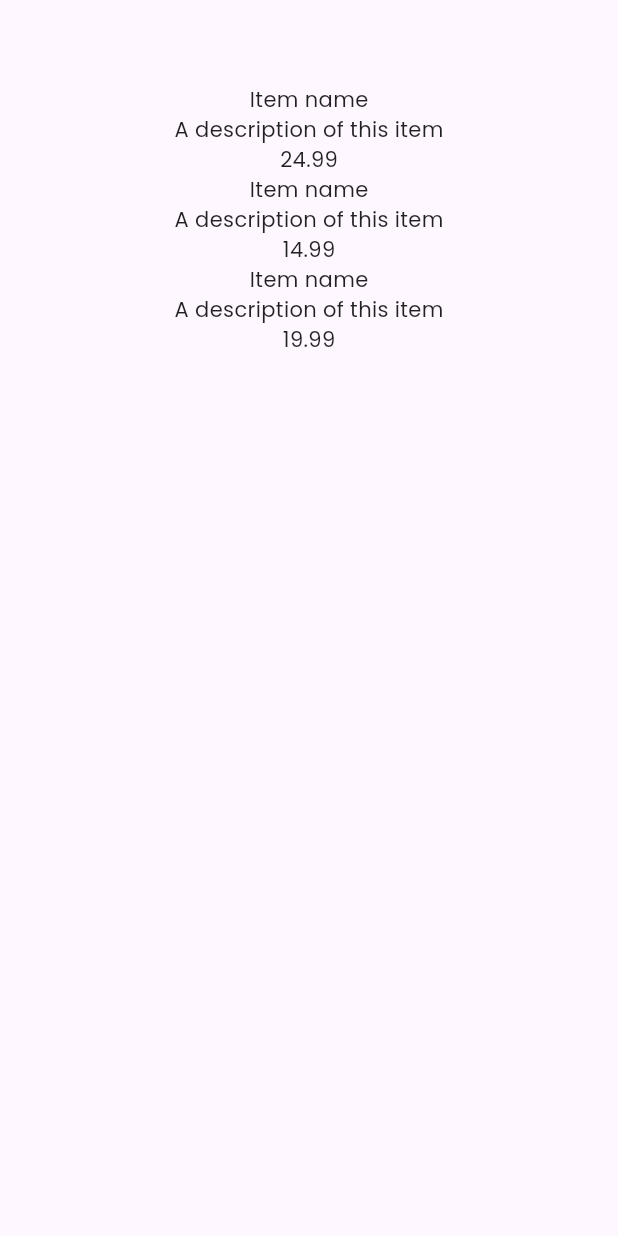
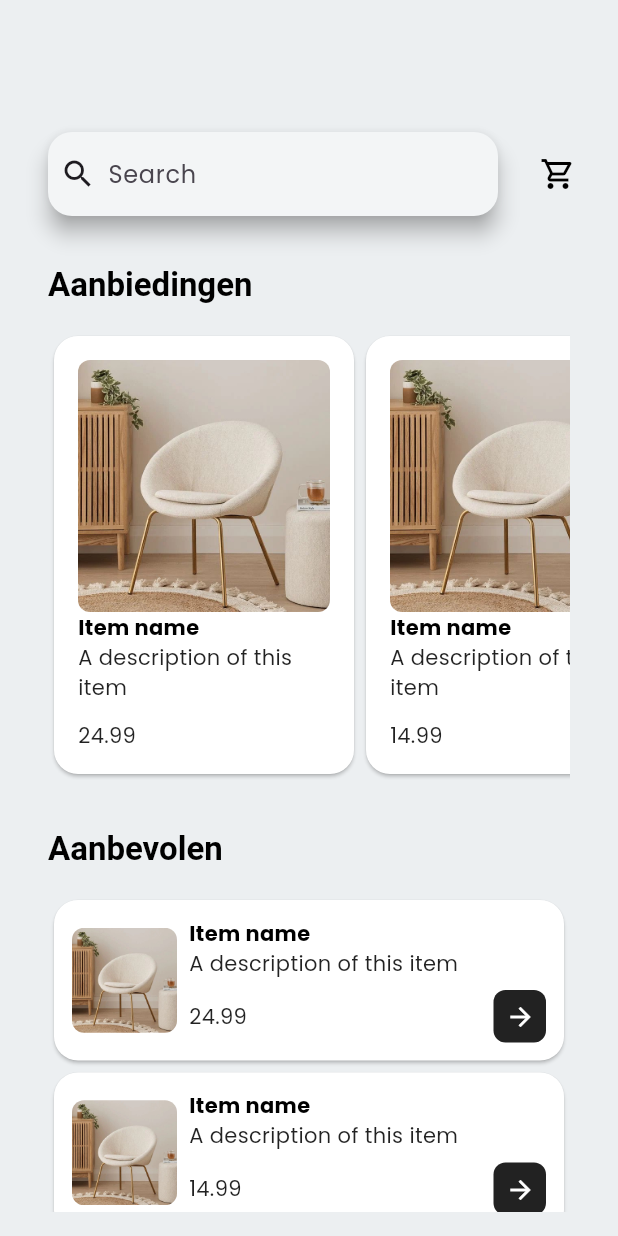
Before and after one commit to Derk-B/ShopApp, a Flutter app: the screen it shows after launch, on a phone screen of 412 x 824 dp. Run offline on Flutter 3.47's test engine with Material 2 defaults, Android fonts, the phone set to English and light mode, and no system bars; our stand-ins replace bloc, equatable, flutter_bloc, google_fonts.

Commit message:
Shop home screen done

```diff
--- a/shop_app/lib/main.dart
+++ b/shop_app/lib/main.dart
@@ -17,7 +17,21 @@ class MyApp extends StatelessWidget {
       theme: ThemeData(
         colorScheme: ColorScheme.fromSeed(seedColor: Colors.deepPurple),
         useMaterial3: true,
-        textTheme: GoogleFonts.poppinsTextTheme(),
+        iconButtonTheme: IconButtonThemeData(
+            style: const ButtonStyle().copyWith(
+                shape: MaterialStatePropertyAll(RoundedRectangleBorder(
+                    borderRadius: BorderRadius.circular(8.0))),
+                iconColor: const MaterialStatePropertyAll(Colors.white),
+                backgroundColor:
+                    const MaterialStatePropertyAll(Colors.black87))),
+        textTheme: GoogleFonts.poppinsTextTheme().copyWith(
+            titleLarge: const TextStyle(
+                color: Colors.black, fontWeight: FontWeight.bold)),
+        scaffoldBackgroundColor: Colors.blueGrey[50],
+        appBarTheme: AppBarTheme(
+            backgroundColor: Colors.blueGrey[50],
+            surfaceTintColor: Colors.transparent,
+            foregroundColor: Colors.transparent),
       ),
       home: const ShopHomeScreen(),
     );
--- a/shop_app/lib/src/features/shop/data/datasources/fake_shop_items.dart
+++ b/shop_app/lib/src/features/shop/data/datasources/fake_shop_items.dart
@@ -16,7 +16,8 @@ class FakeShopItemsDatasource {
       const ShopItemDTO(
           id: "3",
           title: "Item name",
-          description: "A description of this item",
+          description:
+              "A description of this itemA description of this itemA description of this itemA description of this item",
           price: 19.99),
     ]);
   }
--- a/shop_app/lib/src/features/shop/data/repositories/fake_shop_item_repository.dart
+++ b/shop_app/lib/src/features/shop/data/repositories/fake_shop_item_repository.dart
@@ -7,7 +7,6 @@ import 'package:shop_app/src/features/shop/domain/repositories/shop_item_reposit
 class FakeShopItemRepository extends ShopItemRepository {
   @override
   Future<List<ShopItemEntity>> getShopItems() async {
-    await Future<void>.delayed(const Duration(seconds: 3));
     List<ShopItemDTO> dtos = FakeShopItemsDatasource().getShopItems();
     ShopItemDTOConverter converter = ShopItemDTOConverter();
     return dtos.map((e) => converter.convert(e)).toList();
--- a/shop_app/lib/src/features/shop/presentation/view/shop_home_screen.dart
+++ b/shop_app/lib/src/features/shop/presentation/view/shop_home_screen.dart
@@ -1,8 +1,11 @@
 import 'package:flutter/material.dart';
 import 'package:flutter_bloc/flutter_bloc.dart';
 import 'package:shop_app/src/features/shop/presentation/blocs/shop_home_screen/shop_home_screen_bloc.dart';
-import 'package:shop_app/src/features/shop/presentation/view/widgets/shop_items_list.dart';
-import 'package:shop_app/src/shared/domain/pages/error_screen.dart';
+import 'package:shop_app/src/features/shop/presentation/view/widgets/shop_deals/shop_deals_widget.dart';
+import 'package:shop_app/src/features/shop/presentation/view/widgets/shop_recommended/shop_recommended_widget.dart';
+import 'package:shop_app/src/shared/presentation/pages/error_screen.dart';
+import 'package:shop_app/src/shared/presentation/pages/loading_screen.dart';
+import 'package:shop_app/src/shared/presentation/components/sa_searchbar.dart';
 
 class ShopHomeScreen extends StatefulWidget {
   const ShopHomeScreen({super.key});
@@ -25,19 +28,62 @@ class _ShopHomeScreenState extends State<ShopHomeScreen> {
         ],
         child: BlocBuilder<ShopHomeScreenBloc, ShopHomeScreenState>(
           builder: (context, state) {
-            if (state is ShopHomeScreenLoading) {
-              return const Center(
-                  child: CircularProgressIndicator(color: Colors.grey));
+            if (state is ShopHomeScreenLoading) return const LoadingScreen();
+
+            if (state is ShopHomeScreenLoaded) {
+              return ShopHomeScreenWidget(state: state);
             }
 
-            if (state is ShopHomeScreenLoaded) {
-              return ShopItemsList(items: state.shopItems);
-            } else {
-              return const ErrorScreen();
-            }
+            return const ErrorScreen();
           },
         ),
       ),
     );
   }
 }
+
+class ShopHomeScreenWidget extends StatelessWidget {
+  final ShopHomeScreenLoaded state;
+  const ShopHomeScreenWidget({super.key, required this.state});
+
+  @override
+  Widget build(BuildContext context) {
+    return Padding(
+      padding: const EdgeInsets.all(16.0),
+      child: Column(
+        children: [
+          Row(
+            children: [
+              const Flexible(
+                child: Padding(
+                  padding: EdgeInsets.all(16.0),
+                  child: SASeachbar(
+                    hint: "Search",
+                  ),
+                ),
+              ),
+              IconButton(
+                onPressed: () {},
+                icon: const Icon(Icons.shopping_cart_outlined),
+                style: const ButtonStyle(
+                    iconColor: MaterialStatePropertyAll(Colors.black),
+                    backgroundColor:
+                        MaterialStatePropertyAll(Colors.transparent)),
+              )
+            ],
+          ),
+          Expanded(
+            child: SingleChildScrollView(
+              child: Column(
+                children: [
+                  ShopDealsWidget(items: state.shopItems),
+                  ShopRecommendedWidget(items: state.shopItems),
+                ],
+              ),
+            ),
+          ),
+        ],
+      ),
+    );
+  }
+}
--- /dev/null
+++ b/shop_app/lib/src/features/shop/presentation/view/widgets/shop_deals/shop_deals_card.dart
@@ -0,0 +1,43 @@
+import 'package:flutter/material.dart';
+import 'package:shop_app/src/features/shop/domain/entities/shop_item_entity.dart';
+
+class ShopDealsCard extends StatelessWidget {
+  final ShopItemEntity item;
+
+  const ShopDealsCard({super.key, required this.item});
+
+  @override
+  Widget build(BuildContext context) {
+    return Card(
+      color: Colors.white,
+      shape: const RoundedRectangleBorder(
+          borderRadius: BorderRadius.all(Radius.circular(16.0))),
+      child: SizedBox(
+        width: 200,
+        child: Padding(
+          padding: const EdgeInsets.all(16.0),
+          child: Column(
+            crossAxisAlignment: CrossAxisAlignment.start,
+            children: [
+              ClipRRect(
+                  borderRadius: BorderRadius.circular(8.0),
+                  child: Image.asset("lib/assets/chair.jpg")),
+              Text(
+                item.title,
+                style: const TextStyle(
+                    color: Colors.black, fontWeight: FontWeight.bold),
+              ),
+              Expanded(
+                  child: Text(
+                item.description,
+                maxLines: 2,
+                style: const TextStyle(overflow: TextOverflow.ellipsis),
+              )),
+              Text(item.price.toString()),
+            ],
+          ),
+        ),
+      ),
+    );
+  }
+}
--- /dev/null
+++ b/shop_app/lib/src/features/shop/presentation/view/widgets/shop_deals/shop_deals_list.dart
@@ -0,0 +1,24 @@
+import 'package:flutter/material.dart';
+import 'package:shop_app/src/features/shop/domain/entities/shop_item_entity.dart';
+import 'package:shop_app/src/features/shop/presentation/view/widgets/shop_deals/shop_deals_card.dart';
+
+class ShopDealsList extends StatelessWidget {
+  final List<ShopItemEntity> items;
+  const ShopDealsList({super.key, required this.items});
+
+  @override
+  Widget build(BuildContext context) {
+    return SizedBox(
+      height: 300,
+      child: ListView.builder(
+        physics: const BouncingScrollPhysics(),
+        scrollDirection: Axis.horizontal,
+        shrinkWrap: true,
+        itemCount: items.length,
+        itemBuilder: (context, index) {
+          return ShopDealsCard(item: items.elementAt(index));
+        },
+      ),
+    );
+  }
+}
--- /dev/null
+++ b/shop_app/lib/src/features/shop/presentation/view/widgets/shop_deals/shop_deals_widget.dart
@@ -0,0 +1,26 @@
+import 'package:flutter/material.dart';
+import 'package:shop_app/src/features/shop/domain/entities/shop_item_entity.dart';
+import 'package:shop_app/src/features/shop/presentation/view/widgets/shop_deals/shop_deals_list.dart';
+
+class ShopDealsWidget extends StatelessWidget {
+  final List<ShopItemEntity> items;
+  const ShopDealsWidget({super.key, required this.items});
+
+  @override
+  Widget build(BuildContext context) {
+    return Padding(
+      padding: const EdgeInsets.all(16.0),
+      child: Column(
+        crossAxisAlignment: CrossAxisAlignment.start,
+        children: [
+          Text(
+            "Aanbiedingen",
+            style: Theme.of(context).textTheme.titleLarge,
+          ),
+          const SizedBox(height: 16.0),
+          ShopDealsList(items: items),
+        ],
+      ),
+    );
+  }
+}
--- a/shop_app/lib/src/features/shop/presentation/view/widgets/shop_items_list.dart
+++ /dev/null
@@ -1,22 +0,0 @@
-import 'package:flutter/material.dart';
-import 'package:shop_app/src/features/shop/domain/entities/shop_item_entity.dart';
-
-class ShopItemsList extends StatelessWidget {
-  final List<ShopItemEntity> items;
-  const ShopItemsList({super.key, required this.items});
-
-  @override
-  Widget build(BuildContext context) {
-    return ListView.builder(
-        itemCount: items.length,
-        itemBuilder: (context, index) {
-          return Column(
-            children: [
-              Text(items.elementAt(index).title),
-              Text(items.elementAt(index).description),
-              Text(items.elementAt(index).price.toString()),
-            ],
-          );
-        });
-  }
-}
--- /dev/null
+++ b/shop_app/lib/src/features/shop/presentation/view/widgets/shop_recommended/shop_recommended_card.dart
@@ -0,0 +1,65 @@
+import 'package:flutter/material.dart';
+import 'package:shop_app/src/features/shop/domain/entities/shop_item_entity.dart';
+
+class ShopRecommendedCard extends StatelessWidget {
+  final ShopItemEntity item;
+
+  const ShopRecommendedCard({super.key, required this.item});
+
+  @override
+  Widget build(BuildContext context) {
+    return Card(
+      color: Colors.white,
+      shape: const RoundedRectangleBorder(
+          borderRadius: BorderRadius.all(Radius.circular(16.0))),
+      child: Padding(
+        padding: const EdgeInsets.all(12.0),
+        child: Row(
+          children: [
+            SizedBox(
+              height: 70,
+              child: ClipRRect(
+                  borderRadius: BorderRadius.circular(8.0),
+                  child: Image.asset("lib/assets/chair.jpg")),
+            ),
+            const SizedBox(width: 8.0),
+            Expanded(
+              child: Column(
+                crossAxisAlignment: CrossAxisAlignment.start,
+                children: [
+                  Text(
+                    item.title,
+                    overflow: TextOverflow.ellipsis,
+                    style: const TextStyle(
+                        color: Colors.black, fontWeight: FontWeight.bold),
+                  ),
+                  Text(
+                    item.description,
+                    overflow: TextOverflow.ellipsis,
+                  ),
+                  const SizedBox(height: 8.0),
+                  Row(
+                    children: [
+                      Expanded(child: Text(item.price.toString())),
+                      SizedBox(
+                        height: 35,
+                        width: 35,
+                        child: IconButton.filled(
+                          onPressed: () {},
+                          icon: const Icon(
+                            Icons.arrow_forward,
+                            size: 20,
+                          ),
+                        ),
+                      ),
+                    ],
+                  ),
+                ],
+              ),
+            ),
+          ],
+        ),
+      ),
+    );
+  }
+}
--- /dev/null
+++ b/shop_app/lib/src/features/shop/presentation/view/widgets/shop_recommended/shop_recommended_list.dart
@@ -0,0 +1,21 @@
+import 'package:flutter/material.dart';
+import 'package:shop_app/src/features/shop/domain/entities/shop_item_entity.dart';
+import 'package:shop_app/src/features/shop/presentation/view/widgets/shop_recommended/shop_recommended_card.dart';
+
+class ShopRecommendedList extends StatelessWidget {
+  final List<ShopItemEntity> items;
+
+  const ShopRecommendedList({super.key, required this.items});
+
+  @override
+  Widget build(BuildContext context) {
+    return ListView.builder(
+      physics: const NeverScrollableScrollPhysics(),
+      shrinkWrap: true,
+      itemCount: items.length,
+      itemBuilder: (context, index) {
+        return ShopRecommendedCard(item: items.elementAt(index));
+      },
+    );
+  }
+}
--- /dev/null
+++ b/shop_app/lib/src/features/shop/presentation/view/widgets/shop_recommended/shop_recommended_widget.dart
@@ -0,0 +1,29 @@
+import 'package:flutter/material.dart';
+import 'package:shop_app/src/features/shop/domain/entities/shop_item_entity.dart';
+import 'package:shop_app/src/features/shop/presentation/view/widgets/shop_recommended/shop_recommended_list.dart';
+
+class ShopRecommendedWidget extends StatelessWidget {
+  final List<ShopItemEntity> items;
+
+  const ShopRecommendedWidget({super.key, required this.items});
+
+  @override
+  Widget build(BuildContext context) {
+    return Padding(
+      padding: const EdgeInsets.all(16.0),
+      child: Column(
+        crossAxisAlignment: CrossAxisAlignment.start,
+        children: [
+          Text(
+            "Aanbevolen",
+            style: Theme.of(context).textTheme.titleLarge,
+          ),
+          const SizedBox(height: 16.0),
+          ShopRecommendedList(items: items),
+          ShopRecommendedList(items: items),
+          ShopRecommendedList(items: items),
+        ],
+      ),
+    );
+  }
+}
--- /dev/null
+++ b/shop_app/lib/src/shared/presentation/components/sa_searchbar.dart
@@ -0,0 +1,20 @@
+import 'package:flutter/material.dart';
+
+class SASeachbar extends StatelessWidget {
+  final String? hint;
+  const SASeachbar({super.key, this.hint});
+
+  @override
+  Widget build(BuildContext context) {
+    return SearchBar(
+      leading: const Icon(Icons.search),
+      hintText: hint,
+      surfaceTintColor: MaterialStateProperty.all(Colors.blueGrey[300]),
+      overlayColor: MaterialStateProperty.all(Colors.white),
+      backgroundColor: MaterialStateProperty.all(Colors.white),
+      shadowColor: const MaterialStatePropertyAll(Colors.grey),
+      shape: MaterialStateProperty.all(
+          RoundedRectangleBorder(borderRadius: BorderRadius.circular(16.0))),
+    );
+  }
+}
--- a/shop_app/lib/src/shared/domain/pages/error_screen.dart
+++ b/shop_app/lib/src/shared/presentation/pages/error_screen.dart
@@ -13,8 +13,10 @@ class ErrorScreen extends StatelessWidget {
           children: [
             Text(
               "Something went wrong!",
-              style: Theme.of(context).textTheme.titleLarge,
+              style: Theme.of(context).textTheme.displayMedium,
+              textAlign: TextAlign.center,
             ),
+            const SizedBox(height: 64.0),
             const Text("Reload the app, otherwise contact the company"),
           ],
         ),
--- /dev/null
+++ b/shop_app/lib/src/shared/presentation/pages/loading_screen.dart
@@ -0,0 +1,10 @@
+import 'package:flutter/material.dart';
+
+class LoadingScreen extends StatelessWidget {
+  const LoadingScreen({super.key});
+
+  @override
+  Widget build(BuildContext context) {
+    return const Center(child: CircularProgressIndicator(color: Colors.grey));
+  }
+}
--- a/shop_app/pubspec.yaml
+++ b/shop_app/pubspec.yaml
@@ -64,7 +64,8 @@ flutter:
   uses-material-design: true
 
   # To add assets to your application, add an assets section, like this:
-  # assets:
+  assets:
+      - lib/assets/
   #   - images/a_dot_burr.jpeg
   #   - images/a_dot_ham.jpeg
 
```
Also changed, not shown: shop_app/lib/assets/chair.jpg (added).
